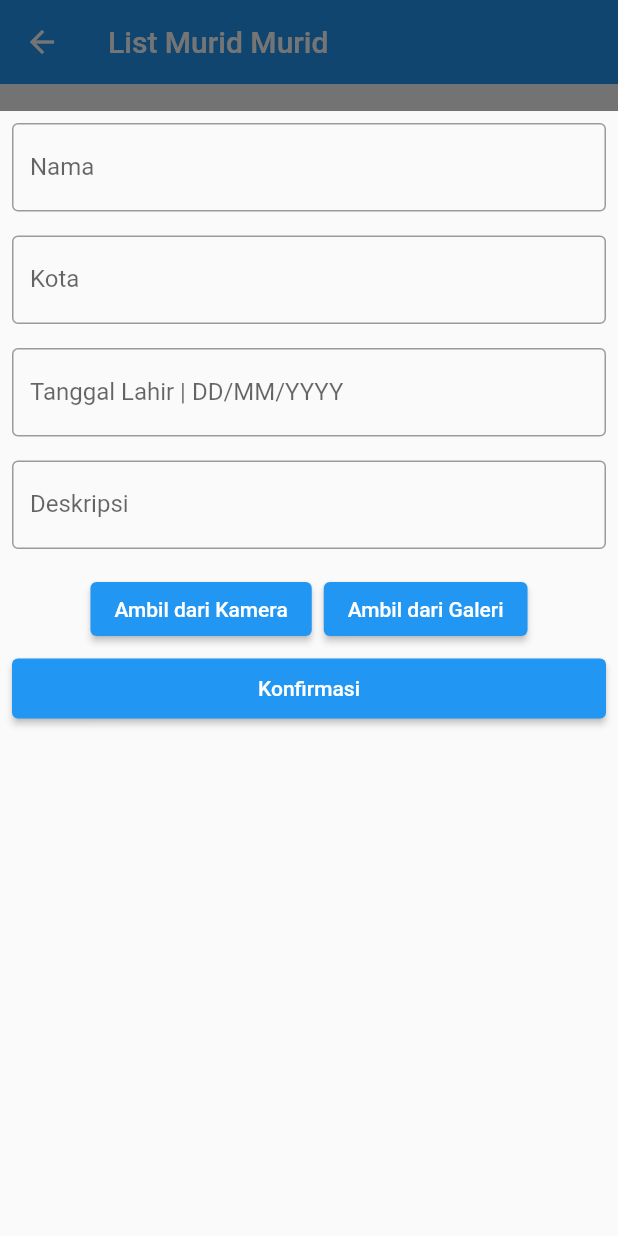
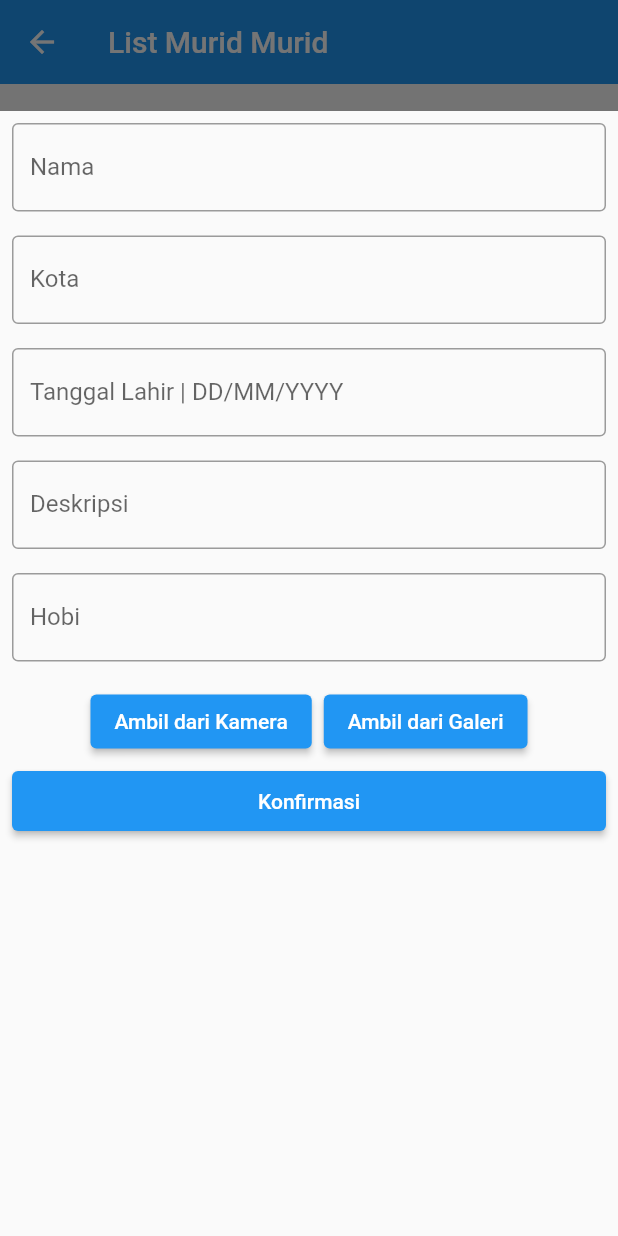
Before and after one commit to f0ursecond/crocodic_login, a Flutter app: the ClassListScreen screen opened by its route, after a tap on the "add" icon, on a phone screen of 412 x 824 dp. Run offline on Flutter 3.47's test engine with Material 2 defaults, Android fonts, the phone set to English and light mode, and no system bars; our stand-ins replace floor, flutter_secure_storage, flutter_staggered_animations, flutter_svg, flutter_vector_icons, get and 4 more; accounts and stored records are empty; generated files the repository leaves out were written again.

Commit message:
add 1 form

```diff
--- a/lib/views/kelas/components/kelas_modal_form.dart
+++ b/lib/views/kelas/components/kelas_modal_form.dart
@@ -24,6 +24,7 @@ class _ModalFormState extends State<ModalForm> {
   final descriptionController = TextEditingController();
   final kotaController = TextEditingController();
   final tgllahirController = TextEditingController();
+  final hobiController = TextEditingController();
 
   Biodata? biodata;
   String _imagePath = '';
@@ -81,6 +82,20 @@ class _ModalFormState extends State<ModalForm> {
                 controller: descriptionController,
                 decoration: const InputDecoration(
                   labelText: 'Deskripsi',
+                  border: OutlineInputBorder(),
+                ),
+                maxLines: 5,
+                minLines: 1,
+              ),
+            ),
+          ),
+          SliverToBoxAdapter(
+            child: Padding(
+              padding: const EdgeInsets.all(8.0),
+              child: TextField(
+                controller: hobiController,
+                decoration: const InputDecoration(
+                  labelText: 'Hobi',
                   border: OutlineInputBorder(),
                 ),
                 maxLines: 5,
```
